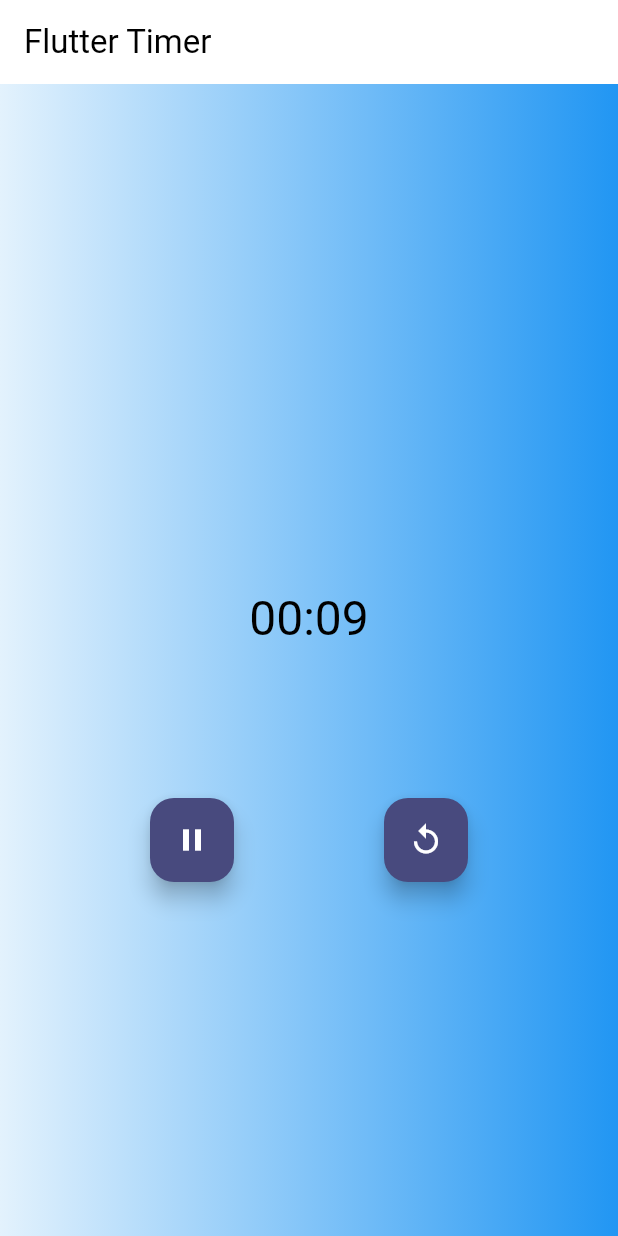
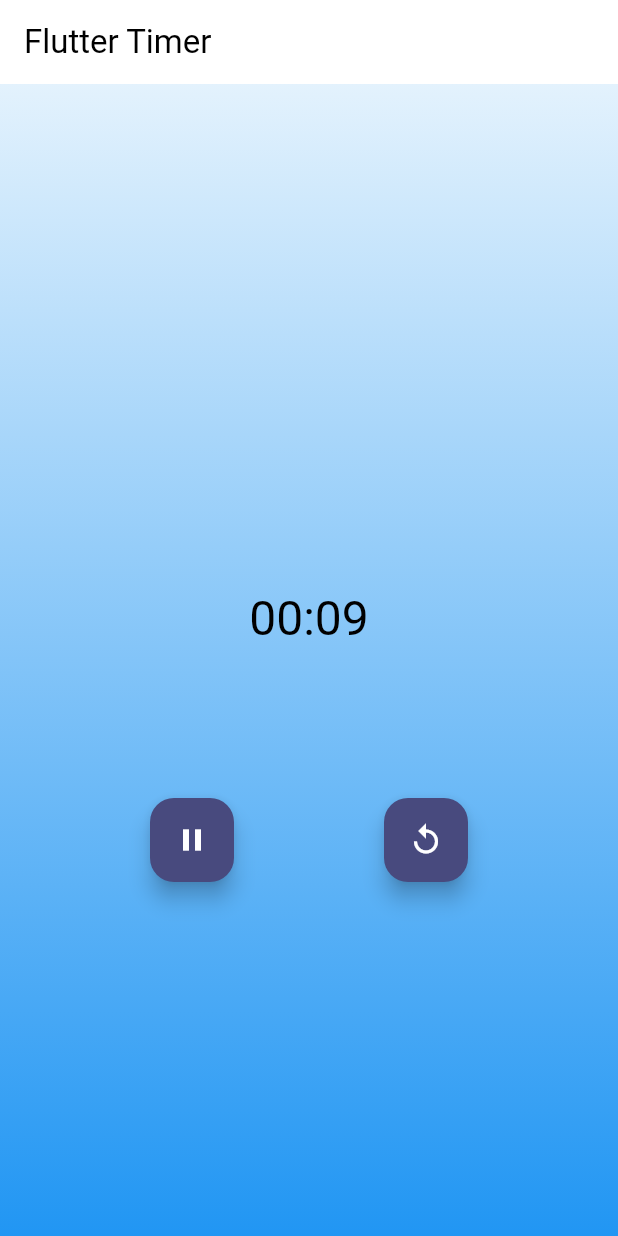
Before and after one commit to meylis1998/flutter_timer, a Flutter app: the screen it shows after launch, after a tap on the "play arrow" icon, on a phone screen of 412 x 824 dp. Run offline on Flutter 3.47's test engine with Material 3 defaults, Android fonts, the phone set to English and light mode, and no system bars; our stand-ins replace bloc, equatable, flutter_bloc.

Commit message:
some bugs solved)))

```diff
--- a/lib/timer/bloc/timer_bloc.dart
+++ b/lib/timer/bloc/timer_bloc.dart
@@ -2,25 +2,26 @@ import 'dart:async';
 
 import 'package:bloc/bloc.dart';
 import 'package:equatable/equatable.dart';
-
-import '../../ticker.dart';
+import 'package:flutter_timer/ticker.dart';
 
 part 'timer_event.dart';
 part 'timer_state.dart';
 
 class TimerBloc extends Bloc<TimerEvent, TimerState> {
-  static const int _duration = 10;
-  final Ticker _ticker;
-  StreamSubscription<int>? _tickerSubscription;
-
   TimerBloc({required Ticker ticker})
       : _ticker = ticker,
         super(const TimerInitial(_duration)) {
     on<TimerStarted>(_onStarted);
     on<TimerPaused>(_onPaused);
     on<TimerResumed>(_onResumed);
+    on<TimerReset>(_onReset);
     on<_TimerTicked>(_onTicked);
   }
+
+  final Ticker _ticker;
+  static const int _duration = 10;
+
+  StreamSubscription<int>? _tickerSubscription;
 
   @override
   Future<void> close() {
@@ -31,17 +32,9 @@ class TimerBloc extends Bloc<TimerEvent, TimerState> {
   void _onStarted(TimerStarted event, Emitter<TimerState> emit) {
     emit(TimerRunInProgress(event.duration));
     _tickerSubscription?.cancel();
-    _tickerSubscription = _ticker.tick(ticks: event.duration).listen(
-          (duration) => add(
-            _TimerTicked(duration: duration),
-          ),
-        );
-  }
-
-  void _onTicked(_TimerTicked event, Emitter<TimerState> emit) {
-    emit(
-      event.duration > 0 ? TimerRunInProgress(event.duration) : const TimerRunComplete(),
-    );
+    _tickerSubscription = _ticker
+        .tick(ticks: event.duration)
+        .listen((duration) => add(_TimerTicked(duration: duration)));
   }
 
   void _onPaused(TimerPaused event, Emitter<TimerState> emit) {
@@ -51,10 +44,23 @@ class TimerBloc extends Bloc<TimerEvent, TimerState> {
     }
   }
 
-  void _onResumed(TimerResumed event, Emitter<TimerState> emit) {
+  void _onResumed(TimerResumed resume, Emitter<TimerState> emit) {
     if (state is TimerRunPause) {
       _tickerSubscription?.resume();
       emit(TimerRunInProgress(state.duration));
     }
   }
+
+  void _onReset(TimerReset event, Emitter<TimerState> emit) {
+    _tickerSubscription?.cancel();
+    emit(const TimerInitial(_duration));
+  }
+
+  void _onTicked(_TimerTicked event, Emitter<TimerState> emit) {
+    emit(
+      event.duration > 0
+          ? TimerRunInProgress(event.duration)
+          : const TimerRunComplete(),
+    );
+  }
 }
--- a/lib/timer/bloc/timer_event.dart
+++ b/lib/timer/bloc/timer_event.dart
@@ -1,17 +1,11 @@
-// ignore_for_file: unused_element
-
 part of 'timer_bloc.dart';
 
-sealed class TimerEvent extends Equatable {
+sealed class TimerEvent {
   const TimerEvent();
-
-  @override
-  List<Object> get props => [];
 }
 
 final class TimerStarted extends TimerEvent {
   const TimerStarted({required this.duration});
-
   final int duration;
 }
 
@@ -23,7 +17,7 @@ final class TimerResumed extends TimerEvent {
   const TimerResumed();
 }
 
-final class TimerReset extends TimerEvent {
+class TimerReset extends TimerEvent {
   const TimerReset();
 }
 
--- a/lib/timer/view/timer_page.dart
+++ b/lib/timer/view/timer_page.dart
@@ -1,16 +1,14 @@
 import 'package:flutter/material.dart';
 import 'package:flutter_bloc/flutter_bloc.dart';
 import 'package:flutter_timer/ticker.dart';
-
-import '../bloc/timer_bloc.dart';
+import 'package:flutter_timer/timer/timer.dart';
 
 class TimerPage extends StatelessWidget {
   const TimerPage({super.key});
-
   @override
   Widget build(BuildContext context) {
     return BlocProvider(
-      create: (context) => TimerBloc(ticker: const Ticker()),
+      create: (_) => TimerBloc(ticker: const Ticker()),
       child: const TimerView(),
     );
   }
@@ -18,7 +16,6 @@ class TimerPage extends StatelessWidget {
 
 class TimerView extends StatelessWidget {
   const TimerView({super.key});
-
   @override
   Widget build(BuildContext context) {
     return Scaffold(
@@ -28,13 +25,11 @@ class TimerView extends StatelessWidget {
           Background(),
           Column(
             mainAxisAlignment: MainAxisAlignment.center,
-            crossAxisAlignment: CrossAxisAlignment.end,
-            children: [
+            crossAxisAlignment: CrossAxisAlignment.center,
+            children: <Widget>[
               Padding(
-                padding: EdgeInsets.symmetric(vertical: 100),
-                child: Center(
-                  child: TimerText(),
-                ),
+                padding: EdgeInsets.symmetric(vertical: 100.0),
+                child: Center(child: TimerText()),
               ),
               Actions(),
             ],
@@ -47,7 +42,6 @@ class TimerView extends StatelessWidget {
 
 class TimerText extends StatelessWidget {
   const TimerText({super.key});
-
   @override
   Widget build(BuildContext context) {
     final duration = context.select((TimerBloc bloc) => bloc.state.duration);
@@ -75,40 +69,43 @@ class Actions extends StatelessWidget {
               TimerInitial() => [
                   FloatingActionButton(
                     child: const Icon(Icons.play_arrow),
-                    onPressed: () => context.read<TimerBloc>().add(
-                          TimerStarted(
-                            duration: state.duration,
-                          ),
-                        ),
+                    onPressed: () => context
+                        .read<TimerBloc>()
+                        .add(TimerStarted(duration: state.duration)),
                   ),
                 ],
               TimerRunInProgress() => [
                   FloatingActionButton(
                     child: const Icon(Icons.pause),
-                    onPressed: () => context.read<TimerBloc>().add(const TimerPaused()),
+                    onPressed: () =>
+                        context.read<TimerBloc>().add(const TimerPaused()),
                   ),
                   FloatingActionButton(
                     child: const Icon(Icons.replay),
-                    onPressed: () => context.read<TimerBloc>().add(const TimerReset()),
+                    onPressed: () =>
+                        context.read<TimerBloc>().add(const TimerReset()),
                   ),
                 ],
               TimerRunPause() => [
                   FloatingActionButton(
                     child: const Icon(Icons.play_arrow),
-                    onPressed: () => context.read<TimerBloc>().add(const TimerResumed()),
+                    onPressed: () =>
+                        context.read<TimerBloc>().add(const TimerResumed()),
                   ),
                   FloatingActionButton(
                     child: const Icon(Icons.replay),
-                    onPressed: () => context.read<TimerBloc>().add(const TimerReset()),
+                    onPressed: () =>
+                        context.read<TimerBloc>().add(const TimerReset()),
                   ),
                 ],
               TimerRunComplete() => [
                   FloatingActionButton(
                     child: const Icon(Icons.replay),
-                    onPressed: () => context.read<TimerBloc>().add(const TimerReset()),
+                    onPressed: () =>
+                        context.read<TimerBloc>().add(const TimerReset()),
                   ),
                 ]
-            },
+            }
           ],
         );
       },
@@ -118,12 +115,13 @@ class Actions extends StatelessWidget {
 
 class Background extends StatelessWidget {
   const Background({super.key});
-
   @override
   Widget build(BuildContext context) {
     return Container(
       decoration: BoxDecoration(
         gradient: LinearGradient(
+          begin: Alignment.topCenter,
+          end: Alignment.bottomCenter,
           colors: [
             Colors.blue.shade50,
             Colors.blue.shade500,
```
